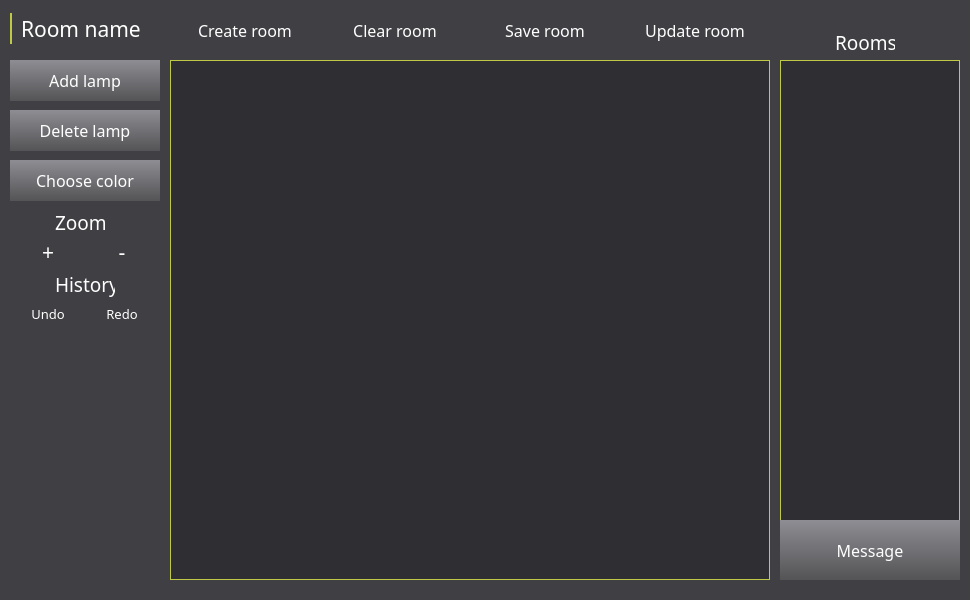
Before: the Qt Designer form MainWindow.ui in artemyarotskyi/disko, drawn with Qt 5.
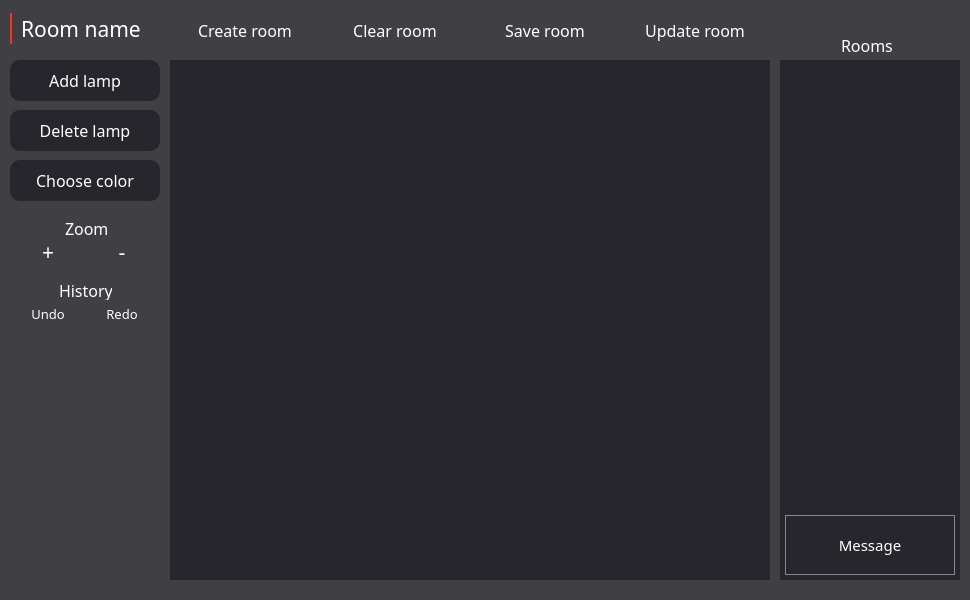
After: the same form once the commit is applied.

```diff
--- a/MainWindow.ui
+++ b/MainWindow.ui
@@ -41,9 +41,9 @@
    <widget class="QPushButton" name="btnCreateNewRoom">
     <property name="geometry">
      <rect>
-      <x>170</x>
+      <x>185</x>
       <y>10</y>
-      <width>150</width>
+      <width>120</width>
       <height>41</height>
      </rect>
     </property>
@@ -100,24 +100,25 @@
      </sizepolicy>
     </property>
     <property name="styleSheet">
-     <string notr="true">background-color: #2F2E33;
-border:1px solid #BEC947;
-color:#bec947;</string>
+     <string notr="true">background-color: #27262C;
+border:none;
+/*border:1px solid #87868c;*/
+color:#F73220;</string>
     </property>
    </widget>
    <widget class="QLabel" name="lblTitleListOfRooms">
     <property name="geometry">
      <rect>
-      <x>835</x>
-      <y>30</y>
-      <width>60</width>
-      <height>25</height>
+      <x>841</x>
+      <y>35</y>
+      <width>51</width>
+      <height>20</height>
      </rect>
     </property>
     <property name="font">
      <font>
       <family>Gadugi</family>
-      <pointsize>14</pointsize>
+      <pointsize>12</pointsize>
      </font>
     </property>
     <property name="styleSheet">
@@ -130,9 +131,9 @@
    <widget class="QPushButton" name="btnSaveRoom">
     <property name="geometry">
      <rect>
-      <x>470</x>
+      <x>485</x>
       <y>10</y>
-      <width>150</width>
+      <width>120</width>
       <height>41</height>
      </rect>
     </property>
@@ -175,16 +176,16 @@
    <widget class="QLabel" name="lblTitleHistory">
     <property name="geometry">
      <rect>
-      <x>55</x>
-      <y>272</y>
-      <width>60</width>
-      <height>25</height>
+      <x>59</x>
+      <y>280</y>
+      <width>53</width>
+      <height>20</height>
      </rect>
     </property>
     <property name="font">
      <font>
       <family>Gadugi</family>
-      <pointsize>14</pointsize>
+      <pointsize>12</pointsize>
      </font>
     </property>
     <property name="styleSheet">
@@ -213,11 +214,12 @@
     <property name="styleSheet">
      <string notr="true">QTableWidget#tblViewRooms
 {
-	background-color: #2F2E33;
+	background-color: #27262C;
 	color:#FFFFFF;
-	gridline-color:#2F2E33;
+	gridline-color:#27262C;
 	outline:none;
-	border:1px solid #BEC947;
+	/*border:1px solid #87868c;*/
+border:none;
 }
 
 QTableWidget#tblViewRooms::item:focus
@@ -229,7 +231,8 @@
 {
 	color:#FFFFFF;
 	outline:none;
-	border-bottom:1px solid #BEC947;
+	/*border-bottom:1px solid #BEC947; */
+	border:none;
 }
 
 QTableWidget#tblViewRooms::item:hover
@@ -272,16 +275,16 @@
    <widget class="QLabel" name="lblTitleZoom">
     <property name="geometry">
      <rect>
-      <x>55</x>
-      <y>210</y>
-      <width>60</width>
-      <height>25</height>
+      <x>65</x>
+      <y>218</y>
+      <width>43</width>
+      <height>20</height>
      </rect>
     </property>
     <property name="font">
      <font>
       <family>Gadugi</family>
-      <pointsize>14</pointsize>
+      <pointsize>12</pointsize>
      </font>
     </property>
     <property name="styleSheet">
@@ -388,9 +391,9 @@
    <widget class="QPushButton" name="btnUpdateRoom">
     <property name="geometry">
      <rect>
-      <x>620</x>
+      <x>635</x>
       <y>10</y>
-      <width>150</width>
+      <width>120</width>
       <height>41</height>
      </rect>
     </property>
@@ -457,8 +460,9 @@
      <string notr="true">QPushButton#btnAddLamp
 {	
  	color:#FFFFFF;
-	background: qlineargradient(x1:0 y1:0, x2:0 y2:1, stop:0 #8E8D93, stop:1 #545456);      
+	background-color: #27262C;   
 	border:none;	
+	border-radius:10px;
  }
 
 QPushButton#btnAddLamp:hover
@@ -481,7 +485,7 @@
      <string>Add lamp</string>
     </property>
     <property name="flat">
-     <bool>true</bool>
+     <bool>false</bool>
     </property>
    </widget>
    <widget class="QPushButton" name="btnColor">
@@ -505,9 +509,9 @@
      <string notr="true">QPushButton#btnColor
 {	
  	color:#FFFFFF;
-	background: qlineargradient(x1:0 y1:0, x2:0 y2:1, stop:0 #8E8D93, stop:1 #545456);      
+ 	background-color: #27262C;  
 	border:none;	
-
+	border-radius:10px;
  }
 
 QPushButton#btnColor:hover
@@ -554,9 +558,9 @@
      <string notr="true">QPushButton#btnDeleteLamp
 {	
  	color:#FFFFFF;
-	background: qlineargradient(x1:0 y1:0, x2:0 y2:1, stop:0 #8E8D93, stop:1 #545456);      
+	background-color: #27262C;        
 	border:none;	
-
+	border-radius:10px;
  }
 
 QPushButton#btnDeleteLamp:hover
@@ -585,9 +589,9 @@
    <widget class="QPushButton" name="btnClearRoom">
     <property name="geometry">
      <rect>
-      <x>320</x>
+      <x>335</x>
       <y>10</y>
-      <width>150</width>
+      <width>120</width>
       <height>41</height>
      </rect>
     </property>
@@ -736,7 +740,7 @@
      <string notr="true">QLineEdit#txtRoomName
 {
 	border:none;
-	border-left:2px solid #BEC947;
+	border-left:2px solid #F73220;
 	color : #FFFFFF;
 	background-color:transparent;
 	padding-left:7px;
@@ -749,9 +753,9 @@
    <widget class="QWidget" name="messageWidget" native="true">
     <property name="geometry">
      <rect>
-      <x>780</x>
-      <y>520</y>
-      <width>180</width>
+      <x>785</x>
+      <y>515</y>
+      <width>170</width>
       <height>60</height>
      </rect>
     </property>
@@ -759,8 +763,8 @@
      <bool>false</bool>
     </property>
     <property name="styleSheet">
-     <string notr="true">color:#FFFFFF;
-background: qlineargradient(x1:0 y1:0, x2:0 y2:1, stop:0 #8E8D93, stop:1 #545456);      
+     <string notr="true">background-color: #27262C;
+color:#F73220;
 border:none;	</string>
     </property>
     <widget class="QLabel" name="lblMessage">
@@ -768,14 +772,14 @@
       <rect>
        <x>0</x>
        <y>0</y>
-       <width>180</width>
+       <width>170</width>
        <height>60</height>
       </rect>
      </property>
      <property name="font">
       <font>
        <family>Gadugi</family>
-       <pointsize>12</pointsize>
+       <pointsize>11</pointsize>
        <weight>50</weight>
        <bold>false</bold>
       </font>
@@ -785,7 +789,7 @@
      </property>
      <property name="styleSheet">
       <string notr="true">color:#ffffff;
-border:none;</string>
+border:1px solid #87868c;</string>
      </property>
      <property name="text">
       <string>Message</string>
```
Left out of the diff: 67 changed lines with no effect on the pictures.
